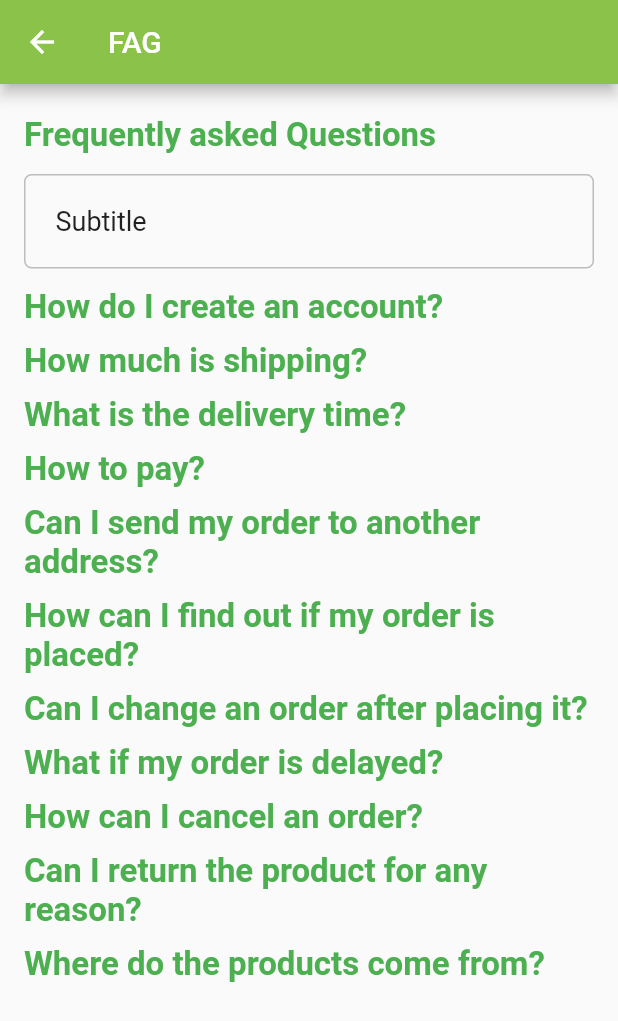
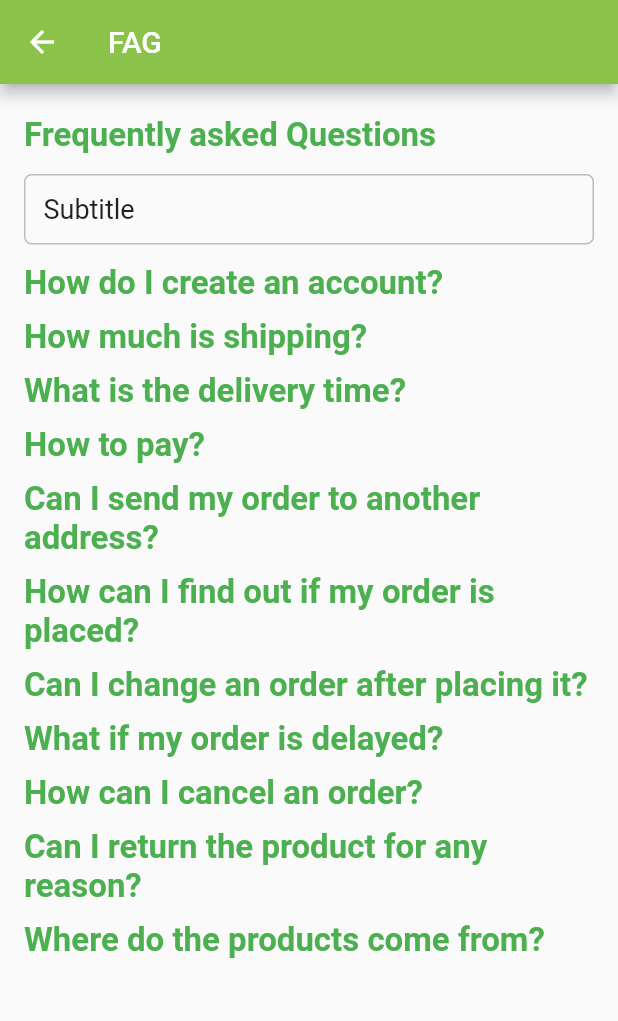
Before and after one commit to konuleminova/kendden_shehere, a Flutter app: the FagPage screen opened by its route, after a tap on "Frequently asked Questions", on a phone screen of 412 x 824 dp. Shown: the top 1021 px of the screen. Run offline on Flutter 3.47's test engine with Material 2 defaults, Android fonts, the phone set to English and light mode, and no system bars; our stand-ins replace flutter_redux, google_maps_flutter, redux, redux_thunk, share, shared_preferences and 1 more; missing offline and left inert: flutter_google_places, geocoder, google_maps_webservice, map_view; accounts and stored records are empty.

Commit message:
added fag

```diff
--- a/lib/ui/page/fag.dart
+++ b/lib/ui/page/fag.dart
@@ -80,7 +80,7 @@ class FAGState extends State<FagPage> {
           expande
               ? (new Container(
                   margin: EdgeInsets.only(top: 8,bottom: 8),
-                  padding: EdgeInsets.all(20),
+                  padding: EdgeInsets.all(12),
                   width: width,
                   child: new Text(
                     subtitle,
```
